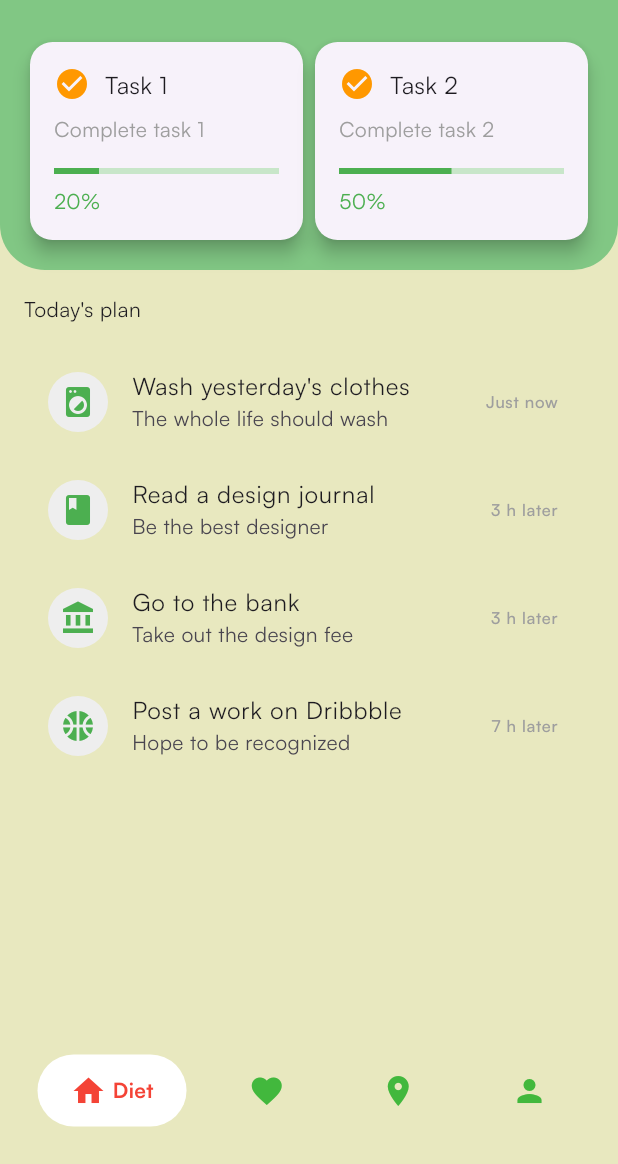
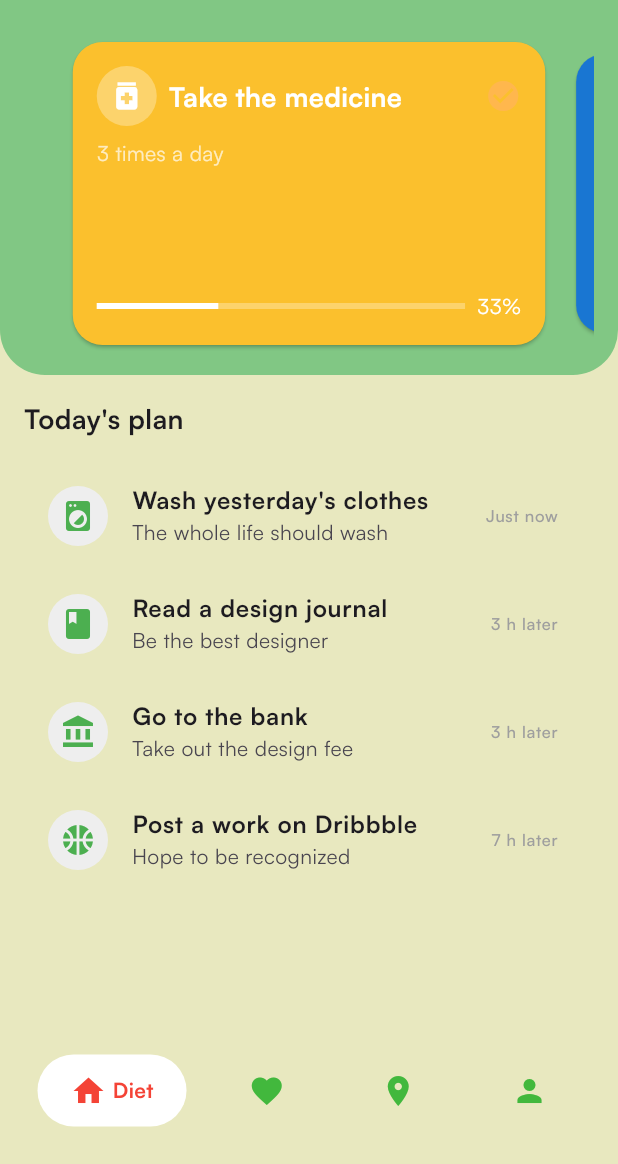
Before and after one commit to KamalAbdullayev0/NutriFit, a Flutter app: the DietPageWidget screen opened by its route, on a phone screen of 412 x 824 dp, the part 72-1236 px from its top. Run offline on Flutter 3.47's test engine with Material 3 defaults, Android fonts, the phone set to English and light mode, and no system bars; drawn by our look-alikes of google_nav_bar; our stand-ins replace auto_route, bloc, cloud_firestore, dartz, firebase_auth, firebase_core and 4 more; accounts and stored records are empty.

Commit message:
diet page rebuilded

```diff
--- a/lib/common/widgets/root_appbar/root_appbar.dart
+++ b/lib/common/widgets/root_appbar/root_appbar.dart
@@ -14,9 +14,9 @@ class RootAppBar extends StatelessWidget implements PreferredSizeWidget {
       title: Row(
         mainAxisAlignment: MainAxisAlignment.spaceBetween,
         children: [
-          Column(
+          const Column(
             crossAxisAlignment: CrossAxisAlignment.start,
-            children: const [
+            children: [
               Text(
                 'HI! Insanin adi',
                 style: TextStyle(
@@ -29,7 +29,7 @@ class RootAppBar extends StatelessWidget implements PreferredSizeWidget {
           CircleAvatar(
             backgroundImage: imagePath != null
                 ? AssetImage(imagePath!)
-                : AssetImage(AppImages.ozun),
+                : const AssetImage(AppImages.ozun),
           ),
         ],
       ),
--- a/lib/presentation/home_pages/diet/pages/diet_page.dart
+++ b/lib/presentation/home_pages/diet/pages/diet_page.dart
@@ -6,16 +6,55 @@ import 'package:nutri_fit/presentation/home_pages/diet/bloc/diet_bloc.dart';
 import 'package:flutter_bloc/flutter_bloc.dart';
 
 @RoutePage()
-class DietPageWidget extends StatelessWidget {
+class DietPageWidget extends StatefulWidget {
   const DietPageWidget({super.key});
+
+  @override
+  State<DietPageWidget> createState() => _SportPageWidgetState();
+}
+
+class _SportPageWidgetState extends State<DietPageWidget> {
+  int currentIndex = 0;
+
+  final List<Map<String, dynamic>> cards = [
+    {
+      'color': Colors.yellow[700],
+      'number': 'Take the medicine',
+      'type': '3 times a day',
+      'progress': 0.33,
+      'icon': Icons.medication,
+    },
+    {
+      'color': Colors.blue[700],
+      'number': 'Music lessons',
+      'type': 'Every Monday',
+      'progress': 0.1,
+      'icon': Icons.music_note,
+    },
+    {
+      'color': Colors.green[700],
+      'number': 'Exercise',
+      'type': '1 hour daily',
+      'progress': 0.5,
+      'icon': Icons.fitness_center,
+    },
+    {
+      'color': Colors.red[700],
+      'number': 'Drink water',
+      'type': '8 glasses daily',
+      'progress': null,
+      'icon': Icons.local_drink,
+    },
+  ];
 
   @override
   Widget build(BuildContext context) {
     return BlocProvider(
-      create: (context) =>
-          TaskCubit()..loadTasks(), // Initialize the cubit and load tasks
+      create: (context) => TaskCubit()..loadTasks(),
       child: Scaffold(
-        appBar: const RootAppBar(imagePath: AppImages.ozun),
+        appBar: RootAppBar(
+          imagePath: AppImages.ozun,
+        ),
         body: Column(
           children: [
             Container(
@@ -27,22 +66,91 @@ class DietPageWidget extends StatelessWidget {
                   bottomRight: Radius.circular(30),
                 ),
               ),
-              child: BlocBuilder<TaskCubit, TaskState>(
-                builder: (context, state) {
-                  if (state is TaskLoading) {
-                    return const Center(child: CircularProgressIndicator());
-                  } else if (state is TaskLoaded) {
-                    return Row(
-                      mainAxisAlignment: MainAxisAlignment.spaceAround,
-                      children: state.tasks
-                          .map((task) => taskCard(
-                              task.title, task.subtitle, task.progress))
-                          .toList(),
+              child: SizedBox(
+                height: 210,
+                child: PageView.builder(
+                  itemCount: cards.length,
+                  controller: PageController(viewportFraction: 0.85),
+                  onPageChanged: (index) {
+                    setState(() {
+                      currentIndex = index;
+                    });
+                  },
+                  itemBuilder: (context, index) {
+                    return Transform.scale(
+                      scale: index == currentIndex ? 1.0 : 0.92,
+                      child: Card(
+                        color: cards[index]['color'],
+                        shape: RoundedRectangleBorder(
+                          borderRadius: BorderRadius.circular(20),
+                        ),
+                        child: Padding(
+                          padding: const EdgeInsets.all(16.0),
+                          child: Column(
+                            crossAxisAlignment: CrossAxisAlignment.start,
+                            children: [
+                              Row(
+                                children: [
+                                  CircleAvatar(
+                                    backgroundColor:
+                                        Colors.white.withOpacity(0.3),
+                                    child: Icon(
+                                      cards[index]['icon'],
+                                      color: Colors.white,
+                                    ),
+                                  ),
+                                  const SizedBox(width: 8),
+                                  Expanded(
+                                    child: Text(
+                                      cards[index]['number'],
+                                      style: const TextStyle(
+                                        fontSize: 18,
+                                        color: Colors.white,
+                                        fontWeight: FontWeight.bold,
+                                      ),
+                                    ),
+                                  ),
+                                  Icon(
+                                    Icons.check_circle,
+                                    color: Colors.orange[300],
+                                  ),
+                                ],
+                              ),
+                              const SizedBox(height: 8),
+                              Text(
+                                cards[index]['type'],
+                                style: const TextStyle(
+                                  fontSize: 14,
+                                  color: Colors.white70,
+                                ),
+                              ),
+                              const Spacer(),
+                              Row(
+                                children: [
+                                  Expanded(
+                                    child: LinearProgressIndicator(
+                                      value: cards[index]['progress'] ?? 0.0,
+                                      backgroundColor:
+                                          Colors.white.withOpacity(0.3),
+                                      valueColor:
+                                          const AlwaysStoppedAnimation<Color>(
+                                              Colors.white),
+                                    ),
+                                  ),
+                                  const SizedBox(width: 8),
+                                  Text(
+                                    '${((cards[index]['progress'] ?? 0) * 100).toInt()}%',
+                                    style: const TextStyle(color: Colors.white),
+                                  ),
+                                ],
+                              ),
+                            ],
+                          ),
+                        ),
+                      ),
                     );
-                  } else {
-                    return const Text('Error loading tasks');
-                  }
-                },
+                  },
+                ),
               ),
             ),
             const Padding(
@@ -51,6 +159,7 @@ class DietPageWidget extends StatelessWidget {
                 alignment: Alignment.centerLeft,
                 child: Text(
                   "Today's plan",
+                  style: TextStyle(fontSize: 18, fontWeight: FontWeight.bold),
                 ),
               ),
             ),
@@ -91,49 +200,6 @@ class DietPageWidget extends StatelessWidget {
     );
   }
 
-  Widget taskCard(String title, String subtitle, int progress) {
-    return Expanded(
-      child: Card(
-        elevation: 5,
-        shape: RoundedRectangleBorder(borderRadius: BorderRadius.circular(15)),
-        child: Padding(
-          padding: const EdgeInsets.all(16.0),
-          child: Column(
-            crossAxisAlignment: CrossAxisAlignment.start,
-            children: [
-              Row(
-                children: [
-                  const Icon(
-                    Icons.check_circle,
-                    color: Colors.orange,
-                  ),
-                  const SizedBox(width: 10),
-                  Text(
-                    title,
-                    style: const TextStyle(fontSize: 16),
-                  ),
-                ],
-              ),
-              const SizedBox(height: 8),
-              Text(
-                subtitle,
-                style: const TextStyle(color: Colors.grey, fontSize: 14),
-              ),
-              const SizedBox(height: 16),
-              LinearProgressIndicator(
-                value: progress / 100,
-                color: Colors.green,
-                backgroundColor: Colors.green[100],
-              ),
-              const SizedBox(height: 8),
-              Text('$progress%', style: const TextStyle(color: Colors.green)),
-            ],
-          ),
-        ),
-      ),
-    );
-  }
-
   Widget planItem({
     required IconData icon,
     required String title,
@@ -145,7 +211,7 @@ class DietPageWidget extends StatelessWidget {
         backgroundColor: Colors.grey[200],
         child: Icon(icon, color: Colors.green),
       ),
-      title: Text(title),
+      title: Text(title, style: const TextStyle(fontWeight: FontWeight.bold)),
       subtitle: Text(subtitle),
       trailing: Text(
         time,
```
Also changed, not shown: lib/common/widgets/macro_info_widget/macro_info_widget.dart (+7 -7 lines), lib/common/widgets/progress_indicator/progress_indicator.dart (+6 -6 lines), lib/presentation/home_pages/location/location_page.dart (+14 -13 lines), lib/presentation/home_pages/profile/profil_page.dart (+18 -18 lines).
